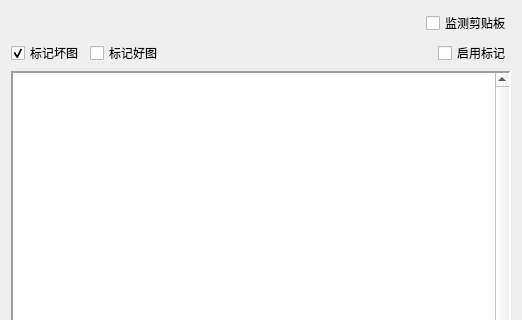
Above: source/data/ui/item_helper.ui from luoq24/MyPoeAssist before the change; both pictures show x 0 to 522 and y 0 to 320 of the 522 by 509 pixel window. Below: the same form after it.
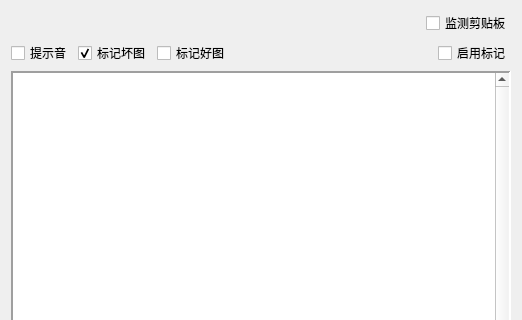
That is the form after the change.

Commit message:
新增: 叠加层彩色标记 + 提示音独立开关
- 新增 _DICT_MAP_COLOR 颜色映射系统，根据词缀质量显示不同颜色边框

- 叠加层支持彩色矩形绘制，不再硬编码红色

- 将提示音播放与叠加层标记逻辑分离，各自独立开关控制

- UI 新增'提示音'复选框

What changed in the file:
```diff
--- a/source/data/ui/item_helper.ui
+++ b/source/data/ui/item_helper.ui
@@ -43,6 +43,13 @@
    </item>
    <item>
     <layout class="QHBoxLayout" name="horizontalLayout_3">
+     <item>
+      <widget class="QCheckBox" name="checkBox_notice_sound">
+       <property name="text">
+        <string>提示音</string>
+       </property>
+      </widget>
+     </item>
      <item>
       <widget class="QCheckBox" name="checkBox_mark_bad_map">
        <property name="text">
```
The commit also changes 4 other files.
